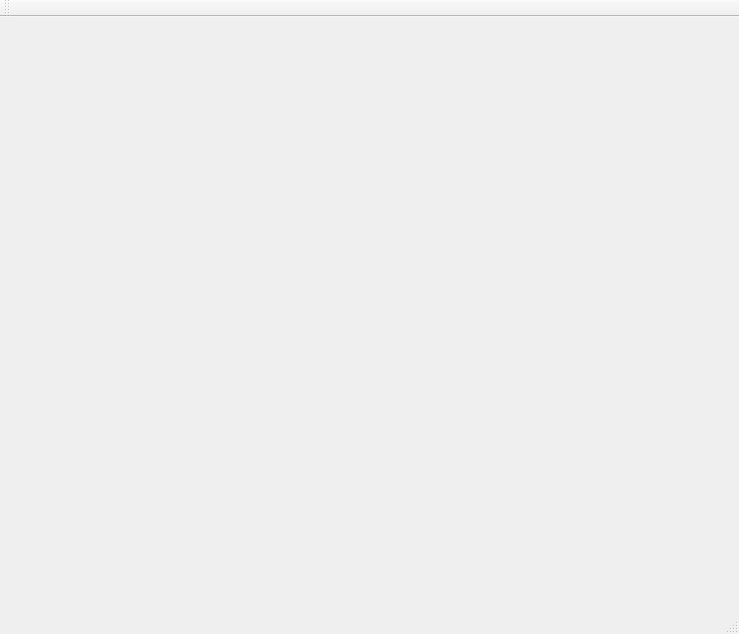
This is mainwindow.ui in oleflaten/QtOpenGL as Qt 5 draws it before an edit. The edited form follows.
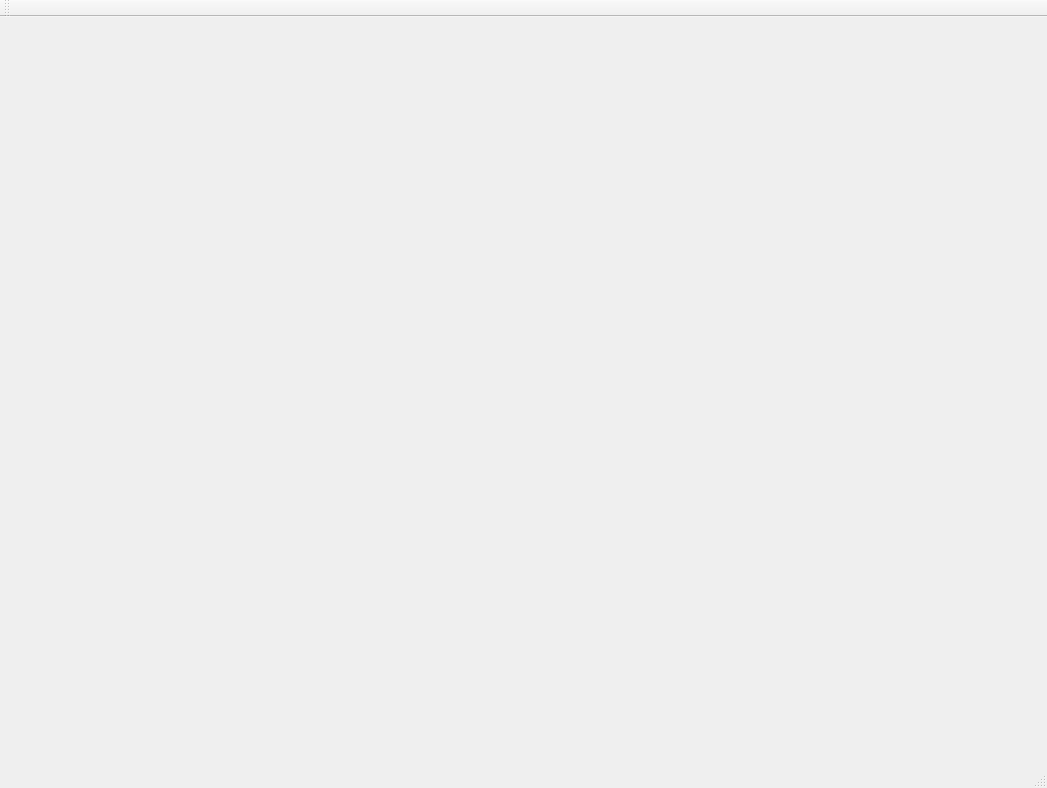
This is the edited form.

Patch:
```diff
--- a/mainwindow.ui
+++ b/mainwindow.ui
@@ -6,8 +6,8 @@
    <rect>
     <x>0</x>
     <y>0</y>
-    <width>739</width>
-    <height>634</height>
+    <width>1047</width>
+    <height>788</height>
    </rect>
   </property>
   <property name="windowTitle">
```
Left out of the diff: 2 changed lines with no effect on the pictures.
